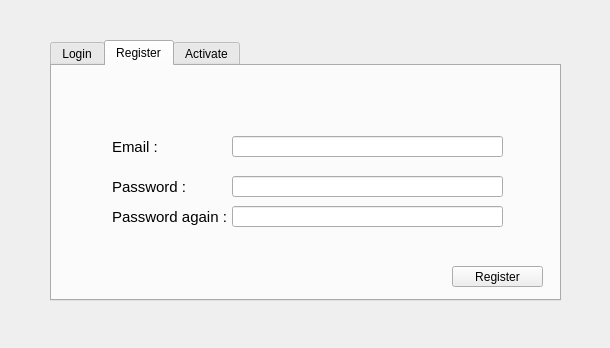
First picture: the form in mainwindow.ui, repository scorpofchan/AccessAtHome-client, before the edit.
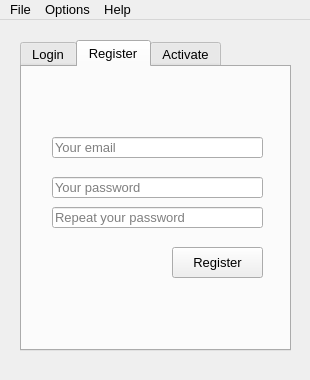
Second picture: the form after the edit. The open tabs and pages were chosen to show the change.

Diff of the .ui file:
```diff
--- a/mainwindow.ui
+++ b/mainwindow.ui
@@ -6,23 +6,43 @@
    <rect>
     <x>0</x>
     <y>0</y>
-    <width>610</width>
-    <height>348</height>
+    <width>310</width>
+    <height>380</height>
    </rect>
   </property>
+  <property name="font">
+   <font>
+    <pointsize>10</pointsize>
+   </font>
+  </property>
   <property name="windowTitle">
-   <string>A@H</string>
+   <string>Access@Home</string>
+  </property>
+  <property name="iconSize">
+   <size>
+    <width>24</width>
+    <height>24</height>
+   </size>
   </property>
   <widget class="QWidget" name="centralWidget">
    <widget class="QTabWidget" name="tab">
     <property name="geometry">
      <rect>
-      <x>50</x>
-      <y>40</y>
-      <width>511</width>
-      <height>261</height>
+      <x>20</x>
+      <y>20</y>
+      <width>271</width>
+      <height>311</height>
      </rect>
     </property>
+    <property name="font">
+     <font>
+      <family>Khmer UI</family>
+      <pointsize>10</pointsize>
+      <weight>50</weight>
+      <italic>false</italic>
+      <bold>false</bold>
+     </font>
+    </property>
     <property name="currentIndex">
      <number>0</number>
     </property>
@@ -144,30 +164,12 @@
      <attribute name="title">
       <string>Register</string>
      </attribute>
-     <widget class="QLineEdit" name="registerPass">
-      <property name="geometry">
-       <rect>
-        <x>180</x>
-        <y>110</y>
-        <width>271</width>
-        <height>21</height>
-       </rect>
-      </property>
-      <property name="font">
-       <font>
-        <pointsize>10</pointsize>
-       </font>
-      </property>
-      <property name="echoMode">
-       <enum>QLineEdit::Password</enum>
-      </property>
-     </widget>
      <widget class="QLineEdit" name="registerEmail">
       <property name="geometry">
        <rect>
-        <x>180</x>
+        <x>30</x>
         <y>70</y>
-        <width>271</width>
+        <width>211</width>
         <height>21</height>
        </rect>
       </property>
@@ -175,14 +177,41 @@
        <font>
         <pointsize>10</pointsize>
        </font>
+      </property>
+      <property name="echoMode">
+       <enum>QLineEdit::Normal</enum>
+      </property>
+      <property name="placeholderText">
+       <string>Your email</string>
+      </property>
+     </widget>
+     <widget class="QLineEdit" name="registerPass">
+      <property name="geometry">
+       <rect>
+        <x>30</x>
+        <y>110</y>
+        <width>211</width>
+        <height>21</height>
+       </rect>
+      </property>
+      <property name="font">
+       <font>
+        <pointsize>10</pointsize>
+       </font>
+      </property>
+      <property name="echoMode">
+       <enum>QLineEdit::Password</enum>
+      </property>
+      <property name="placeholderText">
+       <string>Your password</string>
       </property>
      </widget>
      <widget class="QLineEdit" name="registerPass2">
       <property name="geometry">
        <rect>
-        <x>180</x>
+        <x>30</x>
         <y>140</y>
-        <width>271</width>
+        <width>211</width>
         <height>21</height>
        </rect>
       </property>
@@ -194,86 +223,34 @@
       <property name="echoMode">
        <enum>QLineEdit::Password</enum>
       </property>
+      <property name="placeholderText">
+       <string>Repeat your password</string>
+      </property>
      </widget>
      <widget class="QPushButton" name="registerButton">
       <property name="geometry">
        <rect>
-        <x>400</x>
-        <y>200</y>
+        <x>150</x>
+        <y>180</y>
         <width>91</width>
-        <height>21</height>
+        <height>31</height>
        </rect>
       </property>
+      <property name="font">
+       <font>
+        <pointsize>10</pointsize>
+       </font>
+      </property>
       <property name="text">
        <string>Register</string>
       </property>
      </widget>
-     <widget class="QLabel" name="emailRegister">
-      <property name="geometry">
-       <rect>
-        <x>60</x>
-        <y>70</y>
-        <width>121</width>
-        <height>21</height>
-       </rect>
-      </property>
-      <property name="font">
-       <font>
-        <pointsize>11</pointsize>
-       </font>
-      </property>
-      <property name="text">
-       <string>Email :</string>
-      </property>
-     </widget>
-     <widget class="QLabel" name="passRegister">
-      <property name="geometry">
-       <rect>
-        <x>60</x>
-        <y>110</y>
-        <width>121</width>
-        <height>21</height>
-       </rect>
-      </property>
-      <property name="font">
-       <font>
-        <pointsize>11</pointsize>
-       </font>
-      </property>
-      <property name="text">
-       <string>Password :</string>
-      </property>
-      <property name="textFormat">
-       <enum>Qt::PlainText</enum>
-      </property>
-     </widget>
-     <widget class="QLabel" name="passRegister2">
-      <property name="geometry">
-       <rect>
-        <x>60</x>
-        <y>140</y>
-        <width>121</width>
-        <height>21</height>
-       </rect>
-      </property>
-      <property name="font">
-       <font>
-        <pointsize>11</pointsize>
-       </font>
-      </property>
-      <property name="text">
-       <string>Password again :</string>
-      </property>
-      <property name="textFormat">
-       <enum>Qt::PlainText</enum>
-      </property>
-     </widget>
      <widget class="QLabel" name="statusRegister">
       <property name="geometry">
        <rect>
-        <x>60</x>
-        <y>180</y>
-        <width>141</width>
+        <x>30</x>
+        <y>230</y>
+        <width>201</width>
         <height>21</height>
        </rect>
       </property>
@@ -387,6 +364,55 @@
     </widget>
    </widget>
   </widget>
+  <widget class="QMenuBar" name="menuBar">
+   <property name="geometry">
+    <rect>
+     <x>0</x>
+     <y>0</y>
+     <width>310</width>
+     <height>21</height>
+    </rect>
+   </property>
+   <widget class="QMenu" name="menuFile">
+    <property name="title">
+     <string>File</string>
+    </property>
+    <addaction name="actionClose"/>
+   </widget>
+   <widget class="QMenu" name="menuOption">
+    <property name="title">
+     <string>Options</string>
+    </property>
+    <addaction name="actionSettings"/>
+   </widget>
+   <widget class="QMenu" name="menuHelp">
+    <property name="title">
+     <string>Help</string>
+    </property>
+    <addaction name="actionAbout"/>
+   </widget>
+   <addaction name="menuFile"/>
+   <addaction name="menuOption"/>
+   <addaction name="menuHelp"/>
+  </widget>
+  <action name="actionAbout">
+   <property name="checkable">
+    <bool>false</bool>
+   </property>
+   <property name="text">
+    <string>About</string>
+   </property>
+  </action>
+  <action name="actionSettings">
+   <property name="text">
+    <string>Settings</string>
+   </property>
+  </action>
+  <action name="actionClose">
+   <property name="text">
+    <string>Close</string>
+   </property>
+  </action>
  </widget>
  <layoutdefault spacing="6" margin="11"/>
  <resources/>
```
Left out of the diff: 148 changed lines with no effect on the pictures.
